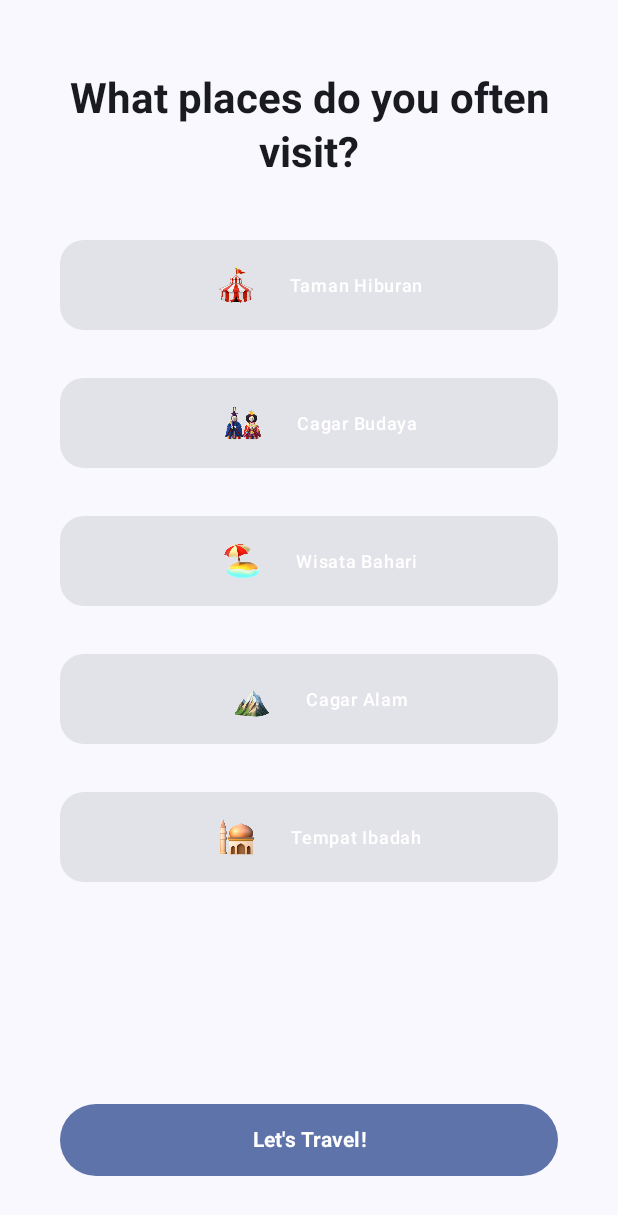
After one commit to CH2-PS416/NavoMobility, an Android app built with Jetpack Compose: the composable QuestionnaireScreen shown on its own in the app's theme, on a phone screen of 412 x 824 dp. The commit adds this screen. Shown: the top 1215 px of the screen. Run offline under Robolectric (Android 15) with nearby library versions, the phone set to English and light mode, and no system bars.

Commit message:
[Created] : make QuestionnaireScreen

```diff
--- a/app/src/main/AndroidManifest.xml
+++ b/app/src/main/AndroidManifest.xml
@@ -3,6 +3,7 @@
     xmlns:tools="http://schemas.android.com/tools">
 
     <application
+        android:name=".flow.RegisterFlowAppFlowApp"
         android:allowBackup="true"
         android:dataExtractionRules="@xml/data_extraction_rules"
         android:fullBackupContent="@xml/backup_rules"
@@ -15,7 +16,6 @@
         <activity
             android:name=".MainActivity"
             android:exported="true"
-            android:label="@string/app_name"
             android:theme="@style/App.Starting.SplashScreen">
             <intent-filter>
                 <action android:name="android.intent.action.MAIN" />
--- /dev/null
+++ b/app/src/main/java/com/bangkit/navomobility/ui/components/QuestionnaireCard.kt
@@ -0,0 +1,72 @@
+package com.bangkit.navomobility.ui.components
+
+import androidx.compose.foundation.Image
+import androidx.compose.foundation.border
+import androidx.compose.foundation.clickable
+import androidx.compose.foundation.layout.Arrangement
+import androidx.compose.foundation.layout.Box
+import androidx.compose.foundation.layout.Row
+import androidx.compose.foundation.layout.Spacer
+import androidx.compose.foundation.layout.fillMaxWidth
+import androidx.compose.foundation.layout.heightIn
+import androidx.compose.foundation.layout.padding
+import androidx.compose.foundation.layout.size
+import androidx.compose.material3.Card
+import androidx.compose.material3.MaterialTheme
+import androidx.compose.material3.Text
+import androidx.compose.runtime.Composable
+import androidx.compose.ui.Alignment
+import androidx.compose.ui.Modifier
+import androidx.compose.ui.graphics.Color
+import androidx.compose.ui.res.painterResource
+import androidx.compose.ui.text.style.TextAlign
+import androidx.compose.ui.unit.dp
+
+@Composable
+fun QuestionnaireCard(
+    teks: String,
+    image: Int,
+    selected: Boolean,
+    placeSelected: (placeName: String) -> Unit
+) {
+    Card(
+        modifier = Modifier
+            .fillMaxWidth()
+            .heightIn(60.dp),
+    ) {
+        Box (
+            modifier = Modifier
+                .border(
+                    width = 1.dp,
+                    color = if (selected) MaterialTheme.colorScheme.onPrimaryContainer else Color.Transparent
+                )
+                .clickable {
+                    placeSelected(teks)
+                },
+                contentAlignment = Alignment.CenterStart
+            ) {
+            Row(
+                modifier = Modifier
+                    .fillMaxWidth()
+                    .heightIn(60.dp),
+                horizontalArrangement = Arrangement.Center,
+                verticalAlignment = Alignment.CenterVertically
+            ) {
+                Image(
+                    modifier = Modifier
+                        .padding(16.dp)
+                        .size(24.dp),
+                    painter = painterResource(id = image),
+                    contentDescription = "Icon Place"
+                )
+                Spacer(modifier = Modifier.padding(4.dp))
+                Text(
+                    text = teks,
+                    color = MaterialTheme.colorScheme.onPrimaryContainer,
+                    textAlign = TextAlign.Left,
+                    style = MaterialTheme.typography.labelMedium
+                )
+            }
+        }
+    }
+}
--- /dev/null
+++ b/app/src/main/java/com/bangkit/navomobility/ui/screen/questionnaire/QuestionnaireScreen.kt
@@ -0,0 +1,114 @@
+package com.bangkit.navomobility.ui.screen.questionnaire
+
+import androidx.compose.foundation.layout.Column
+import androidx.compose.foundation.layout.Spacer
+import androidx.compose.foundation.layout.fillMaxSize
+import androidx.compose.foundation.layout.fillMaxWidth
+import androidx.compose.foundation.layout.padding
+import androidx.compose.foundation.layout.size
+import androidx.compose.material3.MaterialTheme
+import androidx.compose.material3.Text
+import androidx.compose.runtime.Composable
+import androidx.compose.ui.Modifier
+import androidx.compose.ui.res.stringResource
+import androidx.compose.ui.text.font.FontWeight
+import androidx.compose.ui.text.style.TextAlign
+import androidx.compose.ui.tooling.preview.Devices
+import androidx.compose.ui.tooling.preview.Preview
+import androidx.compose.ui.unit.dp
+import com.bangkit.navomobility.R
+import com.bangkit.navomobility.ui.components.ButtonComponent
+import com.bangkit.navomobility.ui.components.QuestionnaireCard
+
+@Composable
+fun QuestionnaireScreen(
+    questionnaireViewModel: QuestionnaireViewModel
+) {
+    Column(
+        modifier = Modifier
+            .fillMaxSize()
+            .padding(40.dp)
+    ) {
+        Text(
+            text = stringResource(id = R.string.question),
+            style = MaterialTheme.typography.headlineMedium.copy(fontWeight = FontWeight.Bold),
+            modifier = Modifier
+                .fillMaxWidth()
+                .padding(vertical = 8.dp),
+            color = MaterialTheme.colorScheme.onBackground,
+            textAlign = TextAlign.Center
+        )
+        Spacer(modifier = Modifier.size(32.dp))
+        QuestionnaireCard(
+            teks = stringResource(id = R.string.taman_hiburan),
+            image = R.drawable.tempat_wisata,
+            placeSelected = {
+                questionnaireViewModel.onEvent(
+                    QuestionnaireUIEvent.PlaceEntered(it)
+                )
+            },
+            selected = questionnaireViewModel.uiState.value.placeSelected == stringResource(id = R.string.taman_hiburan)
+        )
+        Spacer(modifier = Modifier.size(32.dp))
+        QuestionnaireCard(
+            teks = stringResource(id = R.string.cagar_budaya),
+            image = R.drawable.cagar_budaya,
+            placeSelected = {
+                questionnaireViewModel.onEvent(
+                    QuestionnaireUIEvent.PlaceEntered(it)
+                )
+            },
+            selected = questionnaireViewModel.uiState.value.placeSelected == stringResource(id = R.string.cagar_budaya)
+        )
+        Spacer(modifier = Modifier.size(32.dp))
+        QuestionnaireCard(
+            teks = stringResource(id = R.string.wisata_bahari),
+            image = R.drawable.wisata_bahari,
+            placeSelected = {
+                questionnaireViewModel.onEvent(
+                    QuestionnaireUIEvent.PlaceEntered(it)
+                )
+            },
+            selected = questionnaireViewModel.uiState.value.placeSelected == stringResource(id = R.string.wisata_bahari)
+        )
+        Spacer(modifier = Modifier.size(32.dp))
+        QuestionnaireCard(
+            teks = stringResource(id = R.string.cagar_alam),
+            image = R.drawable.cagar_alam,
+            placeSelected = {
+                questionnaireViewModel.onEvent(
+                    QuestionnaireUIEvent.PlaceEntered(it)
+                )
+            },
+            selected = questionnaireViewModel.uiState.value.placeSelected == stringResource(id = R.string.cagar_alam)
+        )
+        Spacer(modifier = Modifier.size(32.dp))
+        QuestionnaireCard(
+            teks = stringResource(id = R.string.tempat_ibadah),
+            image = R.drawable.tempat_ibadah,
+            placeSelected = {
+                questionnaireViewModel.onEvent(
+                    QuestionnaireUIEvent.PlaceEntered(it)
+                )
+            },
+            selected = questionnaireViewModel.uiState.value.placeSelected == stringResource(id = R.string.tempat_ibadah)
+        )
+        Spacer(modifier = Modifier.weight(1f))
+        ButtonComponent(
+            value = stringResource(id = R.string.question_button),
+            onButtonClicked = {
+                questionnaireViewModel.onEvent(QuestionnaireUIEvent.QuestionButtonClicked)
+            },
+            isEnabled = questionnaireViewModel.allValidationPassed.value
+        )
+    }
+}
+
+
+@Preview(showBackground = true, device = Devices.PIXEL_4)
+@Composable
+fun QuestionnaireScreenPreview() {
+    QuestionnaireScreen(
+        questionnaireViewModel = QuestionnaireViewModel()
+    )
+}
--- /dev/null
+++ b/app/src/main/java/com/bangkit/navomobility/ui/screen/questionnaire/QuestionnaireScreenState.kt
@@ -0,0 +1,5 @@
+package com.bangkit.navomobility.ui.screen.questionnaire
+
+data class QuestionnaireScreenState(
+    var placeSelected: String = ""
+)
--- /dev/null
+++ b/app/src/main/java/com/bangkit/navomobility/ui/screen/questionnaire/QuestionnaireUIEvent.kt
@@ -0,0 +1,7 @@
+package com.bangkit.navomobility.ui.screen.questionnaire
+
+sealed class QuestionnaireUIEvent {
+    data class PlaceEntered(val place: String) : QuestionnaireUIEvent()
+
+    object QuestionButtonClicked : QuestionnaireUIEvent()
+}
--- /dev/null
+++ b/app/src/main/java/com/bangkit/navomobility/ui/screen/questionnaire/QuestionnaireViewModel.kt
@@ -0,0 +1,26 @@
+package com.bangkit.navomobility.ui.screen.questionnaire
+
+import android.util.Log
+import androidx.compose.runtime.mutableStateOf
+import androidx.lifecycle.ViewModel
+
+class QuestionnaireViewModel : ViewModel() {
+
+    private var TAG = QuestionnaireViewModel::class.simpleName
+    var uiState = mutableStateOf(QuestionnaireScreenState())
+    var allValidationPassed = mutableStateOf(false)
+
+    fun onEvent(event: QuestionnaireUIEvent) {
+        when (event) {
+            is QuestionnaireUIEvent.PlaceEntered -> {
+                uiState.value = uiState.value.copy(
+                    placeSelected = event.place
+                )
+                Log.d(TAG, "onEvent:PlaceSelected->")
+                Log.d(TAG, "${uiState.value}")
+            }
+
+            else -> {}
+        }
+    }
+}
--- a/app/src/main/res/values/strings.xml
+++ b/app/src/main/res/values/strings.xml
@@ -18,4 +18,12 @@
     <string name="login_button">LOGIN</string>
     <string name="or">or</string>
     <string name="back">Back</string>
+    <string name="web_client_id">267166101682–98lk70kahlg11s0egfae3d3tp6k1gemk.apps.googleusercontent.com</string>
+    <string name="question">What places do you often visit?</string>
+    <string name="taman_hiburan">Taman Hiburan</string>
+    <string name="cagar_budaya">Cagar Budaya</string>
+    <string name="wisata_bahari">Wisata Bahari</string>
+    <string name="cagar_alam">Cagar Alam</string>
+    <string name="tempat_ibadah">Tempat Ibadah</string>
+    <string name="question_button">Let\'s Travel!</string>
 </resources>
```
Also changed, not shown: app/src/main/res/drawable/cagar_alam.png (added), app/src/main/res/drawable/cagar_budaya.png (added), app/src/main/res/drawable/tempat_ibadah.png (added), app/src/main/res/drawable/tempat_wisata.png (added), app/src/main/res/drawable/wisata_bahari.png (added), 1 other file.
